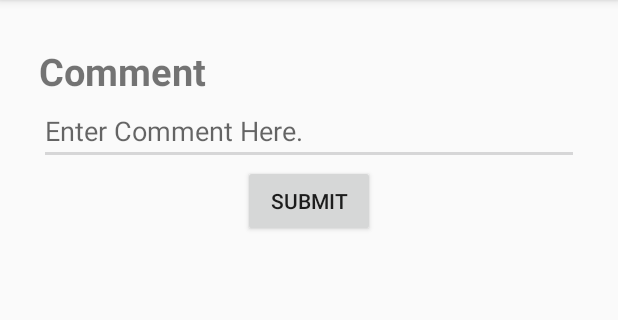
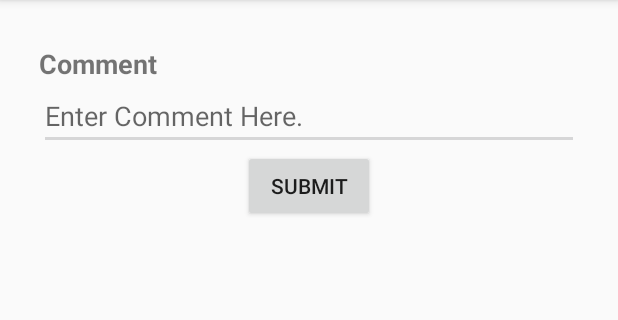
Before and after one commit to rachnagajre/RecipeApp, an Android app: the AddCommentActivity screen opened directly, with no data from a screen before it, on a phone screen of 412 x 824 dp, the part 84-404 px from its top. Run offline under Robolectric (Android 15) with nearby library versions, the phone set to English and light mode, and no system bars; pictures from the network do not load; 1 statement that could not run was skipped.

Commit message:
minor UI changes

```diff
--- a/YummyRecipes/YummyRecipes/src/main/java/edu/scu/rachna/yummyrecipes/activity/BaseActivity.java
+++ b/YummyRecipes/YummyRecipes/src/main/java/edu/scu/rachna/yummyrecipes/activity/BaseActivity.java
@@ -26,7 +26,7 @@ public class BaseActivity extends AppCompatActivity {
         if(this instanceof RecipeDetailActivity) {
             MenuItem shareMenuItem = menu.findItem(R.id.action_share);
             shareMenuItem.setVisible(true);
-            //TODO : Set Delete Action to false only if recipes do not belong to the user
+            //Set Delete Action to false only if recipes do not belong to the user (done in RecipeDetailActivity.java)
             MenuItem removeMenuItem = menu.findItem(R.id.action_delete);
             removeMenuItem.setVisible(false);
             MenuItem closeButton = menu.findItem(R.id.action_mode_close_button);
--- a/YummyRecipes/YummyRecipes/src/main/java/edu/scu/rachna/yummyrecipes/activity/MyRecipeActivity.java
+++ b/YummyRecipes/YummyRecipes/src/main/java/edu/scu/rachna/yummyrecipes/activity/MyRecipeActivity.java
@@ -37,8 +37,6 @@ public class MyRecipeActivity extends AppCompatActivity implements NavigationVie
     private FloatingActionButton addNewRecipeButton;
 
     private GridView myRecipesGridView;
-
-    private List<Recipe> myRecipesList = new ArrayList<>();
 
     private BackendlessUser loggedInUser;
 
--- a/YummyRecipes/YummyRecipes/src/main/res/layout/content_add_comment.xml
+++ b/YummyRecipes/YummyRecipes/src/main/res/layout/content_add_comment.xml
@@ -29,7 +29,7 @@
             android:paddingTop="60dp"
             android:id="@+id/commentTitle"
             android:textStyle="bold"
-            android:textSize="25sp"/>
+            android:textSize="18sp"/>
 
         <EditText
             android:layout_width="wrap_content"
```
Also changed, not shown: YummyRecipes/YummyRecipes/src/main/java/edu/scu/rachna/yummyrecipes/activity/DashboardActivity.java (+9 -1 lines).
